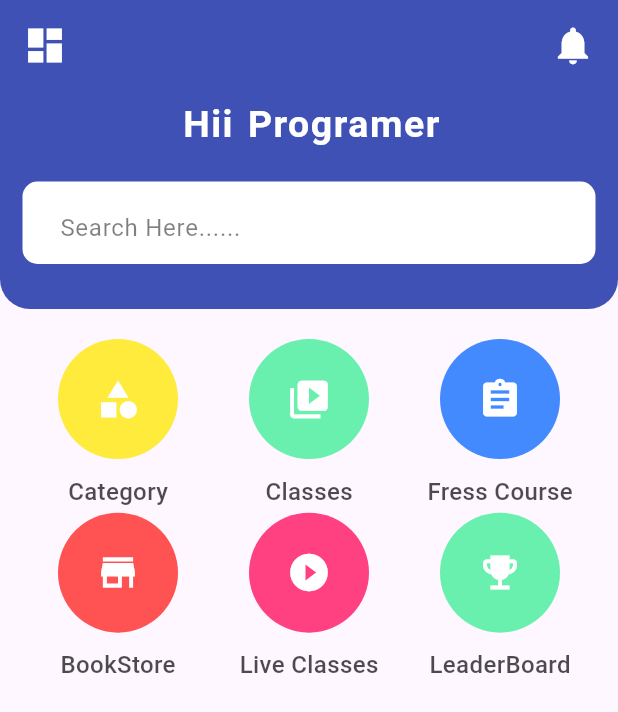
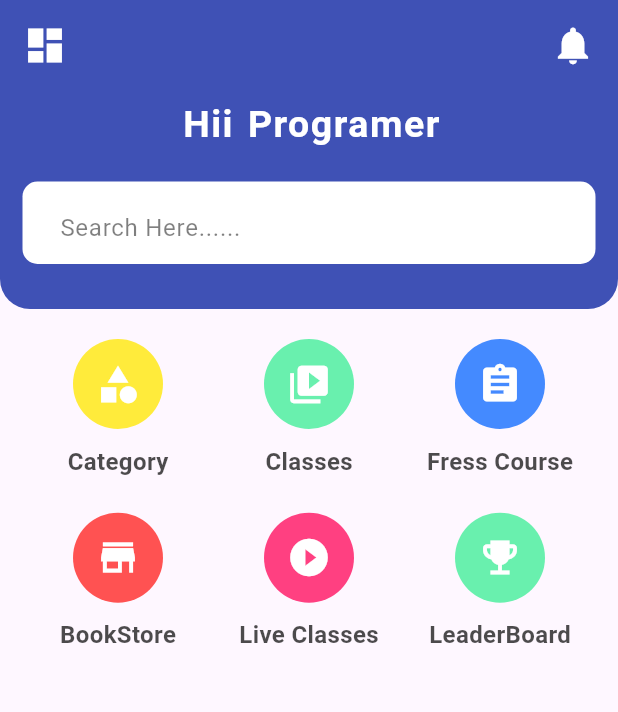
Before and after one commit to anshu-ac-dv/e_education, a Flutter app: the WelcomeScreen screen opened directly, on a phone screen of 412 x 824 dp. Shown: the top 712 px of the screen. Run offline on Flutter 3.47's test engine with Material 3 defaults, Android fonts, the phone set to English and light mode, and no system bars; our stand-ins replace introduction_screen.

Commit message:
Initial Commit

```diff
--- a/lib/welcome_screen.dart
+++ b/lib/welcome_screen.dart
@@ -111,8 +111,8 @@ class _WelcomeScreenState extends State<WelcomeScreen> {
                     return Column(
                       children: [
                         Container(
-                          height: 80,
-                          width: 80,
+                          height: 60,
+                          width: 60,
                           decoration: BoxDecoration(
                             color: catColors[index],
                             shape: BoxShape.circle,
@@ -124,7 +124,7 @@ class _WelcomeScreenState extends State<WelcomeScreen> {
                           catName[index],
                           style: TextStyle(
                             fontSize: 16,
-                            fontWeight: FontWeight.w500,
+                            fontWeight: FontWeight.bold,
                             color: Colors.black.withOpacity(0.7),
                           ),
                         ),
```
